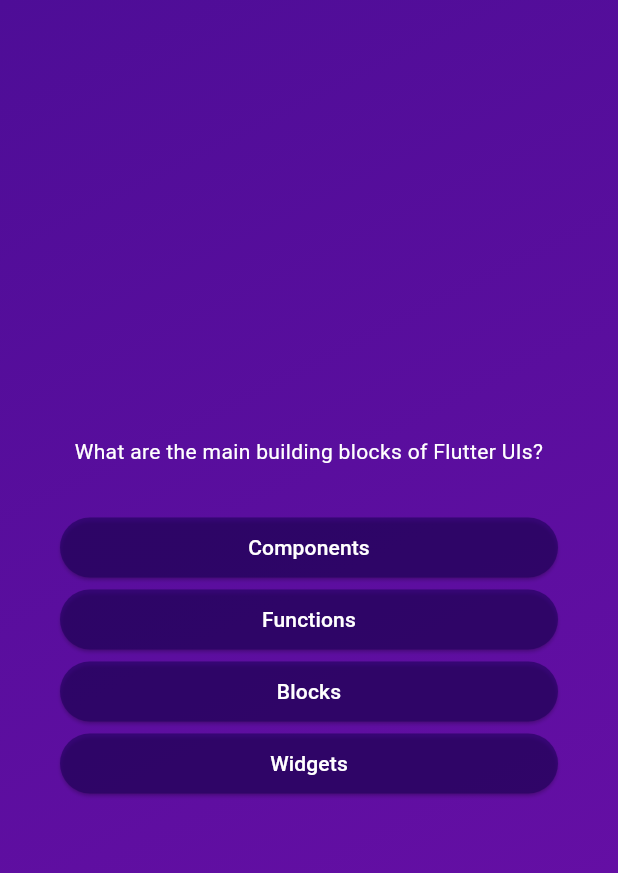
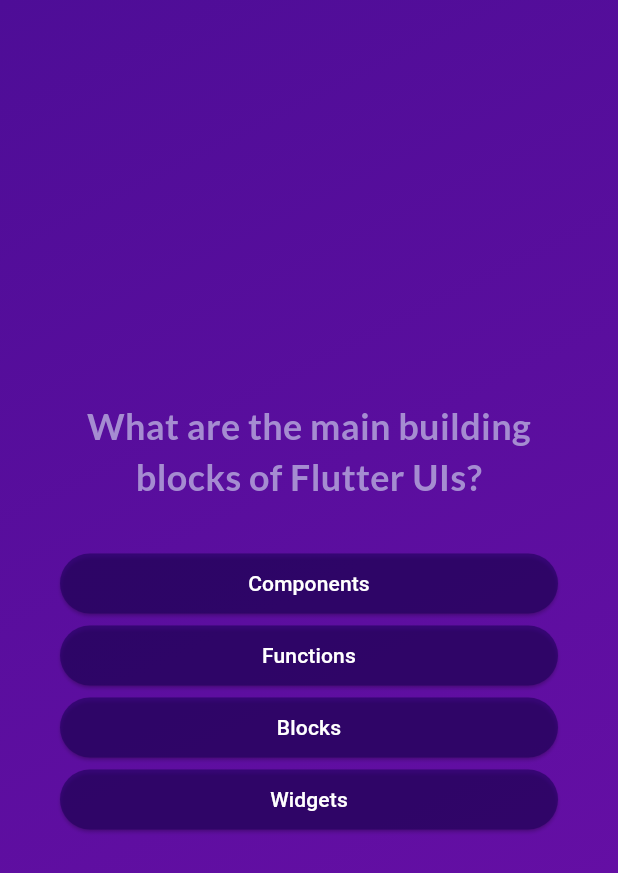
Before and after one commit to johnnathan-elvis/quiz_app, a Flutter app: the screen it shows after launch, after a tap on "Start Quiz", on a phone screen of 412 x 824 dp. Shown: the top 873 px of the screen. Run offline on Flutter 3.47's test engine with Material 3 defaults, Android fonts, the phone set to English and light mode, and no system bars; our stand-ins replace google_fonts.

Commit message:
Refactor: add way  to linking to another question and chaging the font for the question with google fonts

```diff
--- a/lib/questions_screen.dart
+++ b/lib/questions_screen.dart
@@ -1,4 +1,5 @@
 import 'package:flutter/material.dart';
+import 'package:google_fonts/google_fonts.dart';
 
 import 'package:quiz_app/answer_button.dart';
 import 'package:quiz_app/data/questions.dart';
@@ -13,9 +14,17 @@ class QuestionsScreen extends StatefulWidget {
 }
 
 class _QuestionsScreenState extends State<QuestionsScreen> {
+  var currentQuestionIndex = 0;
+
+  void answerQuestion() {
+    setState(() {
+      currentQuestionIndex++; //currentQuestionIndex += 1;
+    });
+  }
+
   @override
   Widget build(context) {
-    final currentQuestion = questions[0];
+    final currentQuestion = questions[currentQuestionIndex];
 
     return SizedBox(
       width: double.infinity,
@@ -27,9 +36,10 @@ class _QuestionsScreenState extends State<QuestionsScreen> {
           children: [
             Text(
               currentQuestion.text,
-              style: const TextStyle(
-                color: Colors.white,
-                //fontSize: 20,
+              style: GoogleFonts.lato(
+                color: const Color.fromARGB(255, 165, 140, 209),
+                fontSize: 24,
+                fontWeight: FontWeight.bold,
               ),
               textAlign: TextAlign.center,
             ),
@@ -38,7 +48,7 @@ class _QuestionsScreenState extends State<QuestionsScreen> {
               (item) {
                 return AnswerButton(
                   answerText: item,
-                  onTap: () {},
+                  onTap: answerQuestion,
                 );
               },
             ),
```
